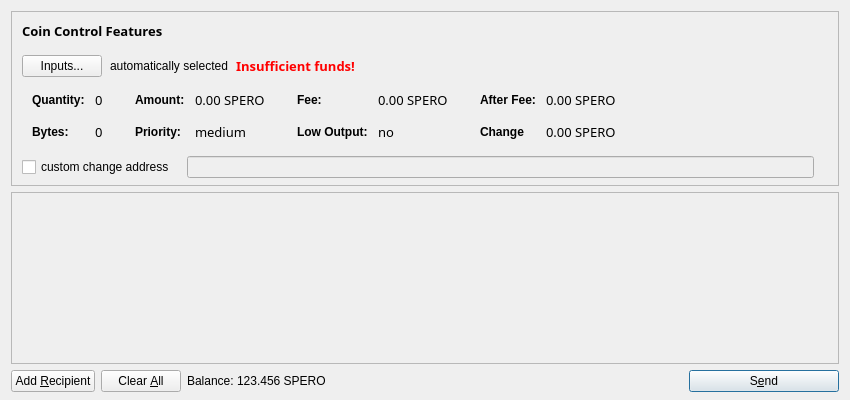
Old version of the form src/qt/forms/sendcoinsdialog.ui in the repository LightBurdenOfficial/SperoCoin.
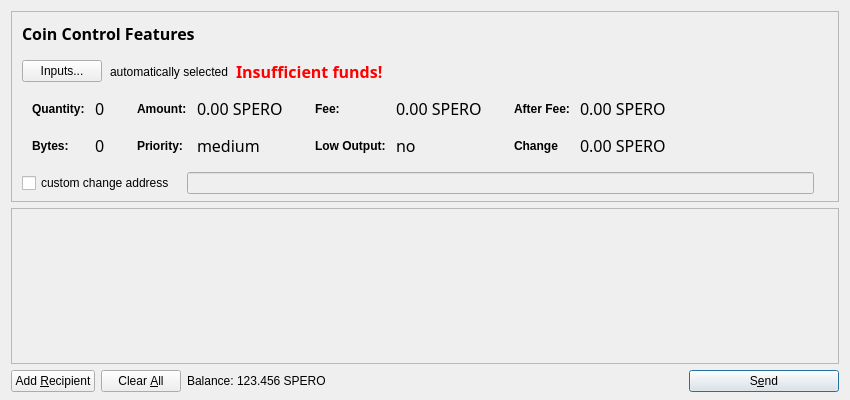
New version of the form. Icons and pictures are not drawn.

```diff
--- a/src/qt/forms/sendcoinsdialog.ui
+++ b/src/qt/forms/sendcoinsdialog.ui
@@ -82,8 +82,8 @@
             </property>
             <property name="font">
              <font>
-              <family>Copperplate Gothic Light</family>
-              <pointsize>10</pointsize>
+              <family>Century Gothic</family>
+              <pointsize>12</pointsize>
               <weight>75</weight>
               <italic>false</italic>
               <bold>true</bold>
@@ -131,8 +131,8 @@
            <widget class="QLabel" name="labelCoinControlInsuffFunds">
             <property name="font">
              <font>
-              <family>Copperplate Gothic Light</family>
-              <pointsize>10</pointsize>
+              <family>Century Gothic</family>
+              <pointsize>12</pointsize>
               <weight>75</weight>
               <italic>false</italic>
               <bold>true</bold>
@@ -239,9 +239,9 @@
                 <widget class="QLabel" name="labelCoinControlQuantity">
                  <property name="font">
                   <font>
-                   <family>Copperplate Gothic Light</family>
-                   <pointsize>10</pointsize>
-                   <weight>50</weight>
+                   <family>Century Gothic</family>
+                   <pointsize>12</pointsize>
+                   <weight>9</weight>
                    <italic>false</italic>
                    <bold>false</bold>
                   </font>
@@ -277,9 +277,9 @@
                 <widget class="QLabel" name="labelCoinControlBytes">
                  <property name="font">
                   <font>
-                   <family>Copperplate Gothic Light</family>
-                   <pointsize>10</pointsize>
-                   <weight>50</weight>
+                   <family>Century Gothic</family>
+                   <pointsize>12</pointsize>
+                   <weight>9</weight>
                    <italic>false</italic>
                    <bold>false</bold>
                   </font>
@@ -334,9 +334,9 @@
                 <widget class="QLabel" name="labelCoinControlAmount">
                  <property name="font">
                   <font>
-                   <family>Copperplate Gothic Light</family>
-                   <pointsize>10</pointsize>
-                   <weight>50</weight>
+                   <family>Century Gothic</family>
+                   <pointsize>12</pointsize>
+                   <weight>9</weight>
                    <italic>false</italic>
                    <bold>false</bold>
                   </font>
@@ -369,9 +369,9 @@
                 <widget class="QLabel" name="labelCoinControlPriority">
                  <property name="font">
                   <font>
-                   <family>Copperplate Gothic Light</family>
-                   <pointsize>10</pointsize>
-                   <weight>50</weight>
+                   <family>Century Gothic</family>
+                   <pointsize>12</pointsize>
+                   <weight>9</weight>
                    <italic>false</italic>
                    <bold>false</bold>
                   </font>
@@ -426,9 +426,9 @@
                 <widget class="QLabel" name="labelCoinControlFee">
                  <property name="font">
                   <font>
-                   <family>Copperplate Gothic Light</family>
-                   <pointsize>10</pointsize>
-                   <weight>50</weight>
+                   <family>Century Gothic</family>
+                   <pointsize>12</pointsize>
+                   <weight>9</weight>
                    <italic>false</italic>
                    <bold>false</bold>
                   </font>
@@ -461,9 +461,9 @@
                 <widget class="QLabel" name="labelCoinControlLowOutput">
                  <property name="font">
                   <font>
-                   <family>Copperplate Gothic Light</family>
-                   <pointsize>10</pointsize>
-                   <weight>50</weight>
+                   <family>Century Gothic</family>
+                   <pointsize>12</pointsize>
+                   <weight>9</weight>
                    <italic>false</italic>
                    <bold>false</bold>
                   </font>
@@ -518,9 +518,9 @@
                 <widget class="QLabel" name="labelCoinControlAfterFee">
                  <property name="font">
                   <font>
-                   <family>Copperplate Gothic Light</family>
-                   <pointsize>10</pointsize>
-                   <weight>50</weight>
+                   <family>Century Gothic</family>
+                   <pointsize>12</pointsize>
+                   <weight>9</weight>
                    <italic>false</italic>
                    <bold>false</bold>
                   </font>
@@ -553,9 +553,9 @@
                 <widget class="QLabel" name="labelCoinControlChange">
                  <property name="font">
                   <font>
-                   <family>Copperplate Gothic Light</family>
-                   <pointsize>10</pointsize>
-                   <weight>50</weight>
+                   <family>Century Gothic</family>
+                   <pointsize>12</pointsize>
+                   <weight>9</weight>
                    <italic>false</italic>
                    <bold>false</bold>
                   </font>
@@ -613,6 +613,9 @@
               <verstretch>0</verstretch>
              </sizepolicy>
             </property>
+            <property name="styleSheet">
+             <string notr="true">font: 75 10pt &quot;Century Gothic&quot;;</string>
+            </property>
            </widget>
           </item>
           <item>
@@ -668,7 +671,7 @@
         <x>0</x>
         <y>0</y>
         <width>830</width>
-        <height>174</height>
+        <height>137</height>
        </rect>
       </property>
       <layout class="QVBoxLayout" name="verticalLayout_2">
```
Left out of the diff: 13 changed lines with no effect on the pictures.
